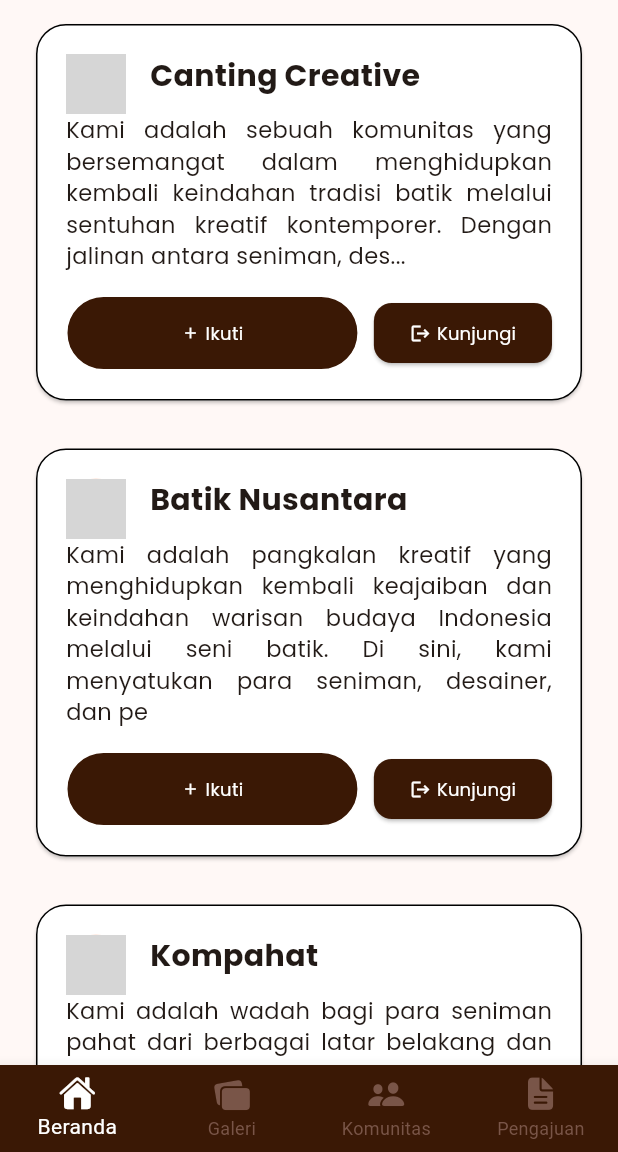
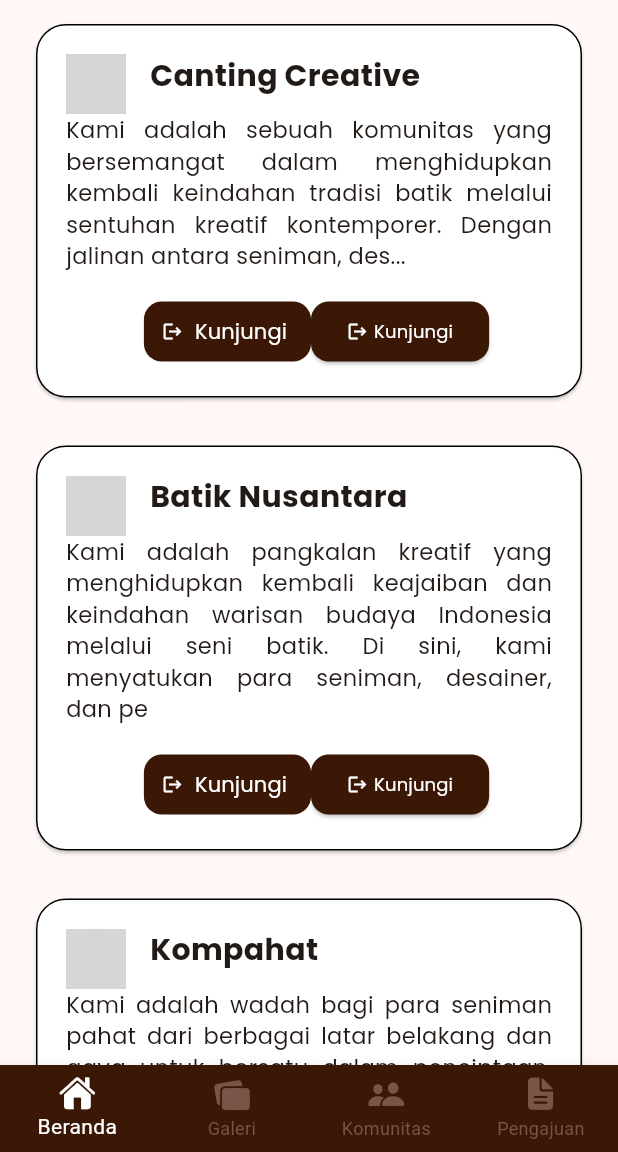
Before and after one commit to ivantrywicaksono/makarya_frontend, a Flutter app: the KomunitasListPage screen opened by its route, on a phone screen of 412 x 824 dp, the part 84-1236 px from its top. Run offline on Flutter 3.47's test engine with Material 3 defaults, Android fonts, the phone set to English and light mode, and no system bars; our stand-ins replace go_router, google_fonts, image_picker; grey boxes are pictures that could not be loaded.

Commit message:
minor komunitas feat

```diff
--- a/lib/screens/komunitas_list.dart
+++ b/lib/screens/komunitas_list.dart
@@ -124,9 +124,25 @@ class _KomunitasCardState extends State<KomunitasCard> {
               mainAxisAlignment: MainAxisAlignment.center,
               children: [
                 const SizedBox(height: 10.0),
-                FollowMeButton(
-                    onPressed: _toggleFollower, isFollowed: _isFollowed),
+                // FollowMeButton(
+                //     onPressed: _toggleFollower, isFollowed: _isFollowed),
                 const SizedBox(width: 10.0),
+                TextButton.icon(
+                  style: TextButton.styleFrom(
+                    backgroundColor: Utils.primaryColor,
+                    shape: RoundedRectangleBorder(
+                      borderRadius: BorderRadius.circular(12),
+                    ),
+                  ),
+                  onPressed: () {},
+                  icon: Icon(Icons.logout, size: 14, color: Colors.white),
+                  label: Text(
+                    'Kunjungi',
+                    style: Utils.textStyle(
+                      color: Colors.white,
+                    ),
+                  ),
+                ),
                 ElevatedButton(
                   style: ButtonStyle(
                     backgroundColor: MaterialStateProperty.all(
--- a/lib/widgets/buttons/followme_button.dart
+++ b/lib/widgets/buttons/followme_button.dart
@@ -21,7 +21,7 @@ class FollowMeButton extends StatelessWidget {
           height: 50.0,
           decoration: BoxDecoration(
             color: fillColor,
-            borderRadius: BorderRadius.circular(25.0),
+            borderRadius: BorderRadius.circular(12.0),
             border: Border.all(color: outlineColor),
           ),
           child: Center(
@@ -38,21 +38,26 @@ class FollowMeButton extends StatelessWidget {
                           ),
                         ),
                       )
-                    : Row(
-                        children: [
-                          Icon(Icons.add, size: 12, color: outlineColor),
-                          const SizedBox(width: 4),
-                          Text(
-                            'Ikuti',
-                            style: GoogleFonts.poppins(
-                              textStyle: TextStyle(
-                                color: outlineColor,
-                                fontSize: 12.0,
-                              ),
-                            ),
-                          ),
-                        ],
-                      ),
+                    : TextButton.icon(
+                        onPressed: () {},
+                        icon: Icon(Icons.add),
+                        label: Text('Ikuti'),
+                      )
+                // Row(
+                //     children: [
+                //       Icon(Icons.add, size: 12, color: outlineColor),
+                //       const SizedBox(width: 4),
+                //       Text(
+                //         'Ikuti',
+                //         style: GoogleFonts.poppins(
+                //           textStyle: TextStyle(
+                //             color: outlineColor,
+                //             fontSize: 12.0,
+                //           ),
+                //         ),
+                //       ),
+                //     ],
+                //   ),
               ],
             ),
           ),
```
Also changed, not shown: lib/widgets/label_input.dart (+7 -1 lines).
